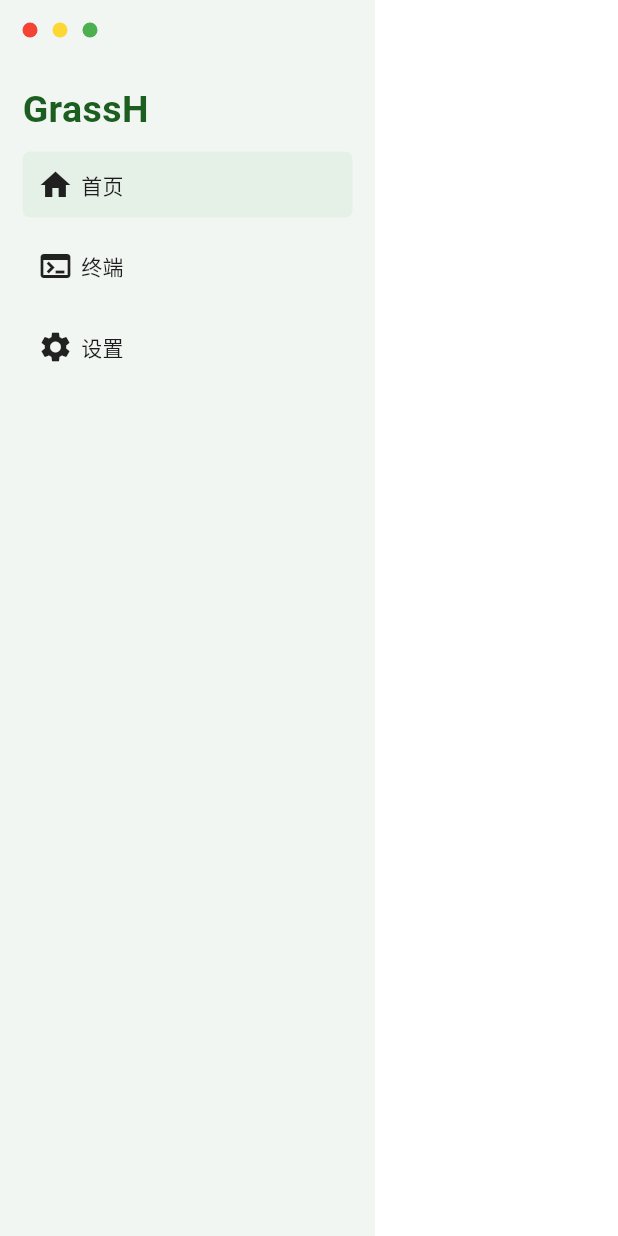
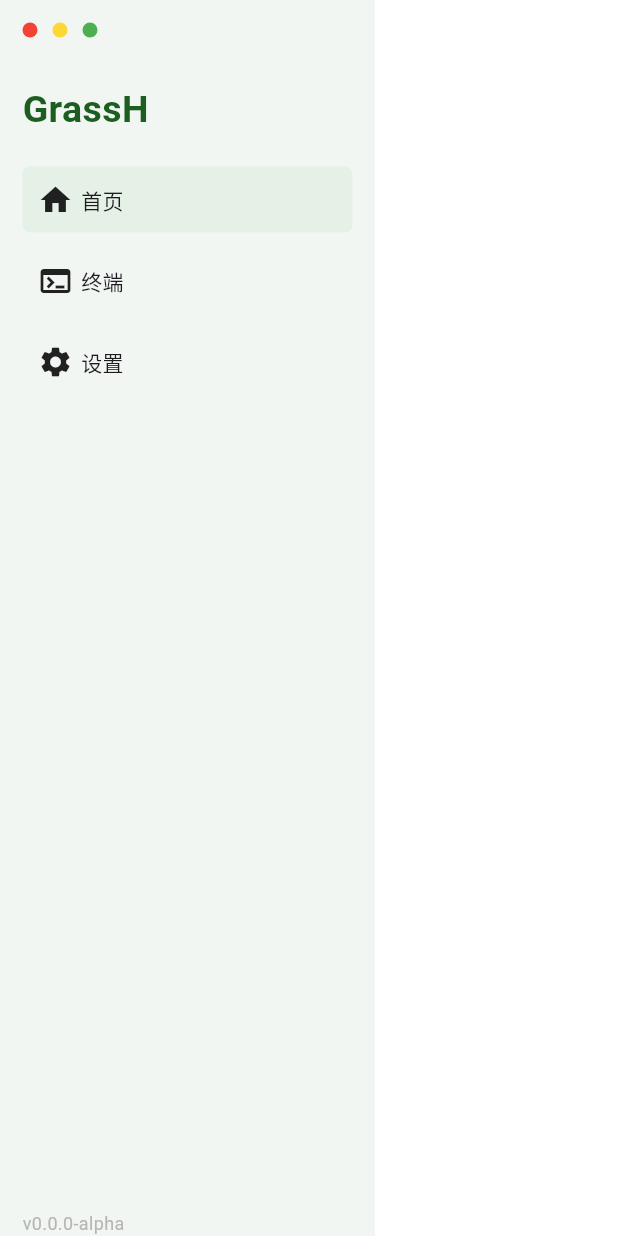
Before and after one commit to yuanzui-cf/grassh, a Flutter app: the screen it shows after launch, on a phone screen of 412 x 824 dp. Run offline on Flutter 3.47's test engine with Material 3 defaults, Android fonts, the phone set to English and light mode, and no system bars; missing offline and left inert: window_manager; generated files the repository leaves out were written again; statements that could not run were skipped.

Commit message:
fix: Sidebar style fine-tuning

```diff
--- a/lib/src/sidebar.dart
+++ b/lib/src/sidebar.dart
@@ -14,15 +14,13 @@ class Sidebar extends StatefulWidget {
 }
 
 class _SidebarState extends State<Sidebar> {
-  final double _width = 250;
-
   @override
   Widget build(BuildContext context) {
     return Column(
       children: [
         DragToMoveArea(
           child: SizedBox(
-            width: _width,
+            width: 250,
             height: 40,
             child: Stack(
               alignment: Alignment.centerLeft,
@@ -67,7 +65,7 @@ class _SidebarState extends State<Sidebar> {
           height: 15,
         ),
         SizedBox(
-          width: _width - 30,
+          width: 220,
           child: Text(
             style: TextStyle(
               fontSize: 25,
@@ -78,7 +76,7 @@ class _SidebarState extends State<Sidebar> {
           ),
         ),
         const SizedBox(
-          height: 5,
+          height: 15,
         ),
         Padding(
           padding: const EdgeInsets.symmetric(
@@ -102,6 +100,20 @@ class _SidebarState extends State<Sidebar> {
             ],
           ),
         ),
+        const Expanded(
+          flex: 1,
+          child: SizedBox(),
+        ),
+        const SizedBox(
+          width: 220,
+          child: Text(
+            "v0.0.0-alpha",
+            style: TextStyle(
+              fontSize: 12,
+              color: Color(0xFFB6B6B6),
+            ),
+          ),
+        ),
       ],
     );
   }
```
